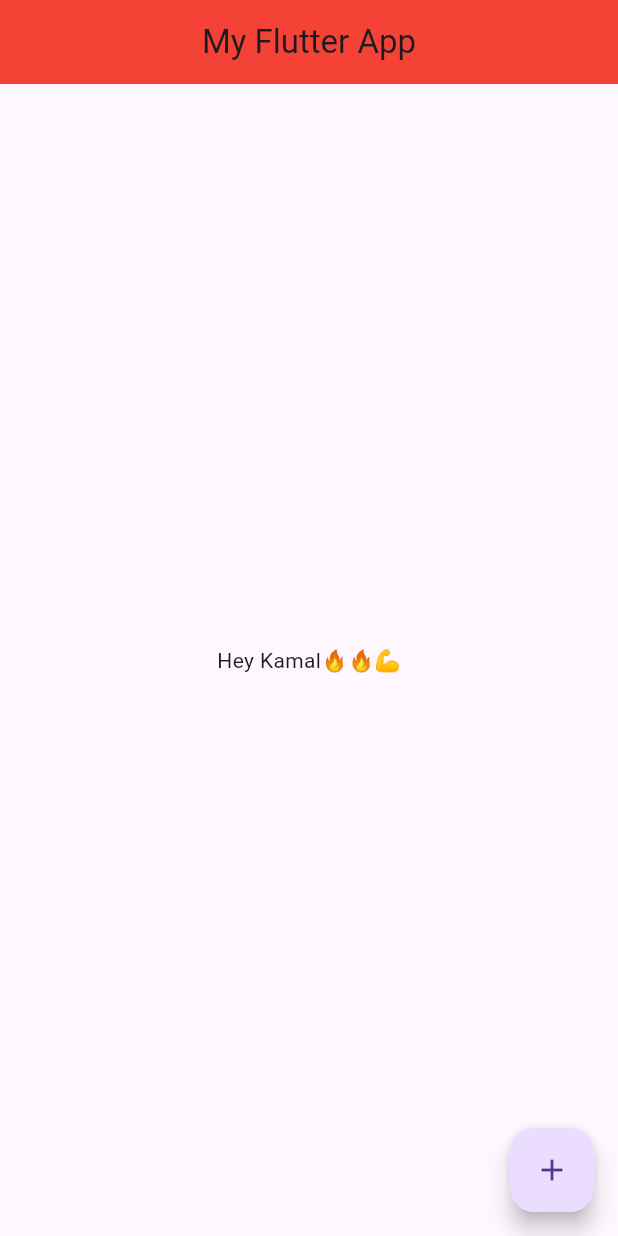
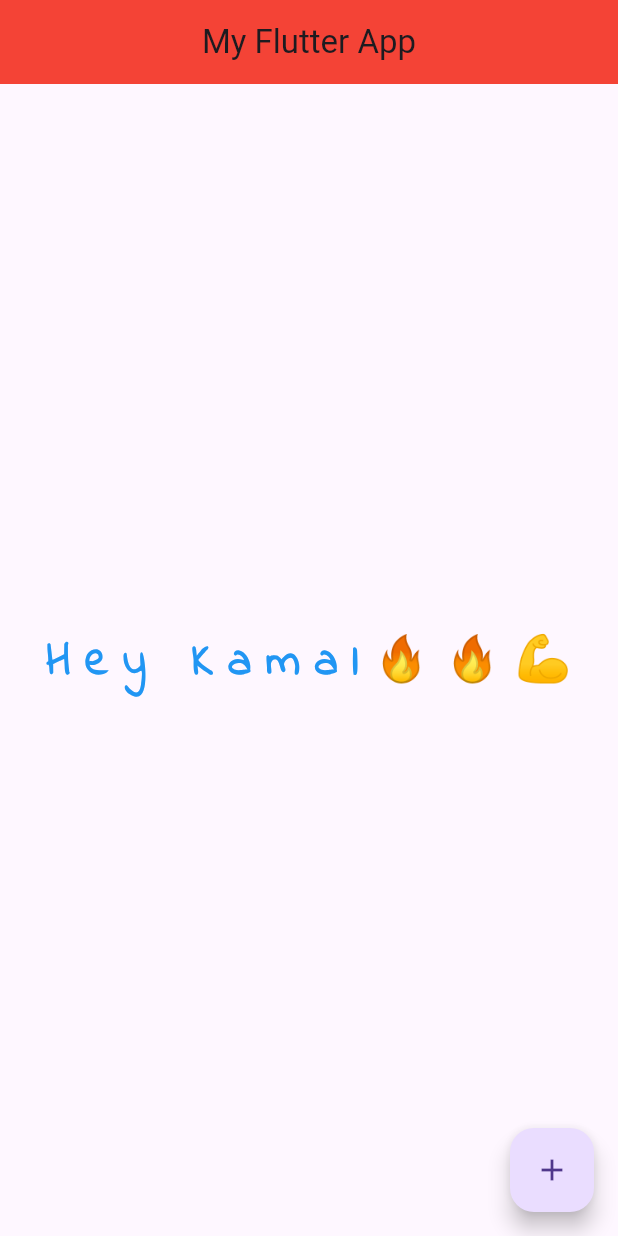
Before and after one commit to KamalSinghgeek/Flutter_Code_Base, a Flutter app: the screen it shows after launch, on a phone screen of 412 x 824 dp. Run offline on Flutter 3.47's test engine with Material 3 defaults, Android fonts, the phone set to English and light mode, and no system bars.

Commit message:
Body Text Color Setup and Custom Font setup by making changes in pubspec.yaml(Google Font setup in Android App)

```diff
--- a/lib/main.dart
+++ b/lib/main.dart
@@ -22,7 +22,16 @@ class MyHomePage extends StatelessWidget {
         backgroundColor: Colors.red,
       ),
       body: Center(
-        child: Text('Hey Kamal🔥🔥💪'),
+        child: Text(
+            'Hey Kamal🔥🔥💪',
+        style:TextStyle(
+          fontSize:30,
+          fontWeight: FontWeight.bold,
+          color:Colors.blue,
+          letterSpacing: 10,
+          fontFamily: 'IndieFlower',
+        ),
+        ),
       ),
       floatingActionButton: FloatingActionButton(
         onPressed: () {
```
Also changed, not shown: pubspec.yaml (+4 -12 lines), fonts/IndieFlower-Regular.ttf (added).
